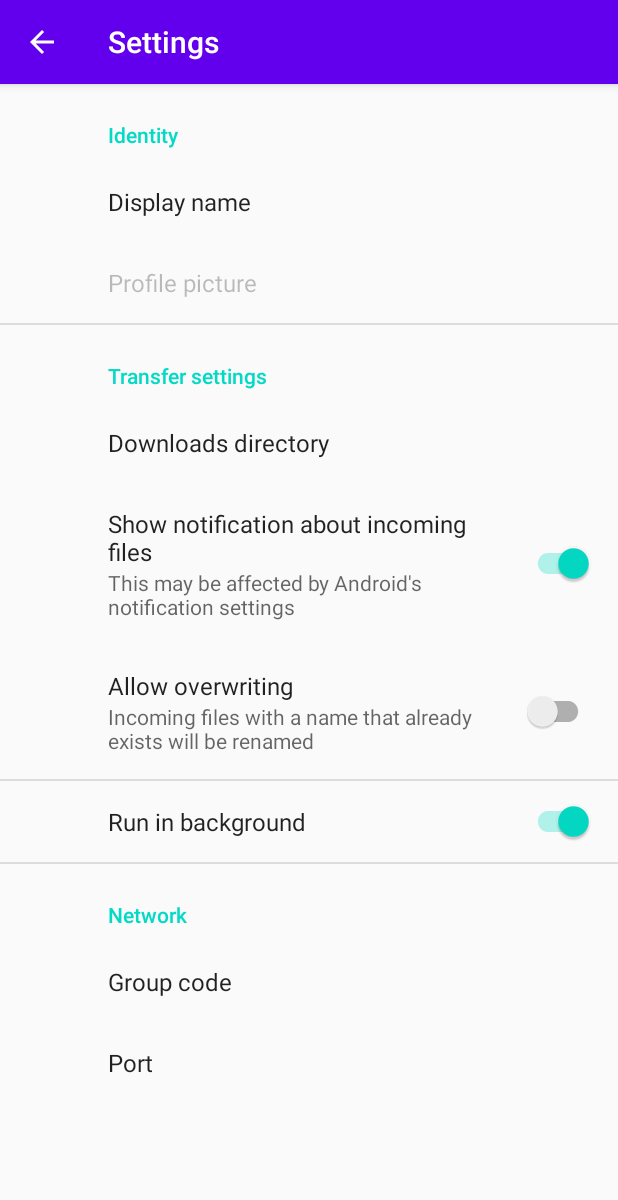
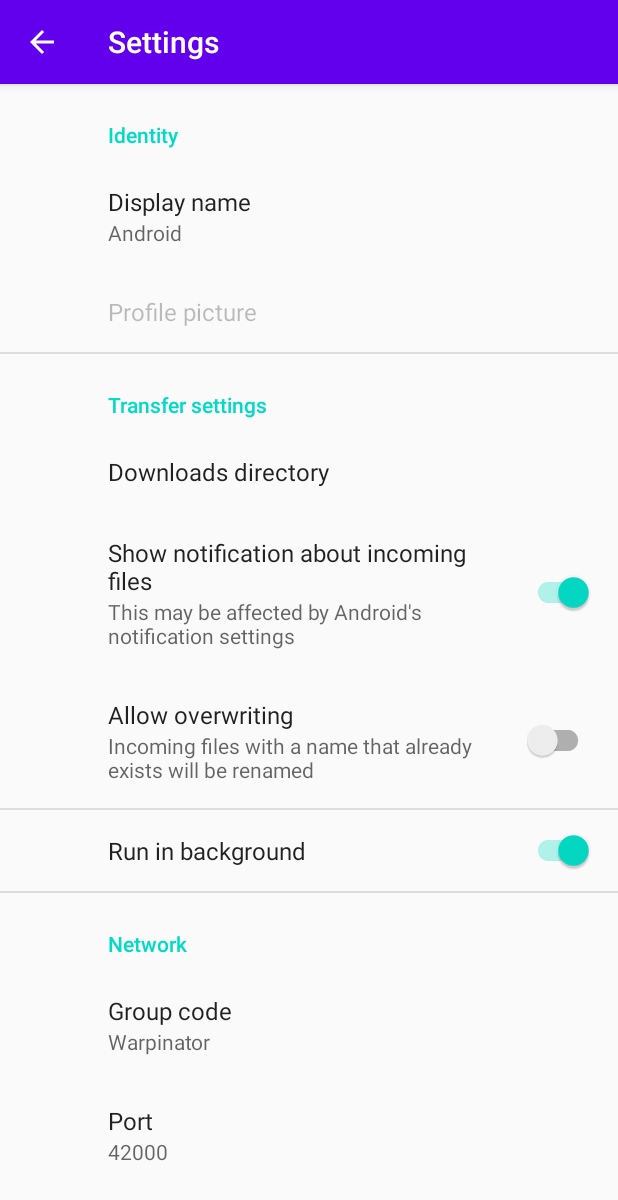
Before and after one commit to slowscript/warpinator-android, an Android app: the SettingsActivity screen opened directly, with no data from a screen before it, on a phone screen of 412 x 824 dp. Shown: the top 1200 px of the screen. Run offline under Robolectric (Android 15) with nearby library versions, the phone set to English and light mode, and no system bars; our stand-ins replace androidx.preference.

Commit message:
Show preference value in summary

```diff
--- /dev/null
+++ b/app/src/main/java/slowscript/warpinator/EditTextPreference.java
@@ -0,0 +1,30 @@
+package slowscript.warpinator;
+
+import android.content.Context;
+import android.util.AttributeSet;
+
+public class EditTextPreference extends androidx.preference.EditTextPreference {
+
+    public EditTextPreference(Context context) {
+        super(context);
+    }
+
+    public EditTextPreference(Context context, AttributeSet attrs, int defStyle) {
+        super(context, attrs, defStyle);
+    }
+
+    public EditTextPreference(Context context, AttributeSet attrs) {
+        super(context, attrs);
+    }
+
+    @Override
+    public CharSequence getSummary() {
+        return super.getText();
+    }
+
+    @Override
+    public void setText(String text) {
+        super.setText(text);
+        this.setSummary(text);
+    }
+}
--- a/app/src/main/res/xml/root_preferences.xml
+++ b/app/src/main/res/xml/root_preferences.xml
@@ -3,15 +3,14 @@
     <PreferenceCategory
         android:title="Identity">
 
-        <EditTextPreference
+        <slowscript.warpinator.EditTextPreference
             android:defaultValue="Android"
             android:key="displayName"
             android:title="Display name" />
 
-        <EditTextPreference
+        <Preference
             android:key="picture"
             android:title="Profile picture"
-            android:defaultValue="nothing"
             android:enabled="false"/>
 
     </PreferenceCategory>
@@ -50,12 +49,12 @@
     <PreferenceCategory
         android:title="Network">
 
-        <EditTextPreference
-            android:key="groupcode"
+        <slowscript.warpinator.EditTextPreference
+            android:key="groupCode"
             android:title="Group code"
             android:defaultValue="Warpinator" />
 
-        <EditTextPreference
+        <slowscript.warpinator.EditTextPreference
             android:title="Port"
             android:key="port"
             android:defaultValue="42000" />
```
